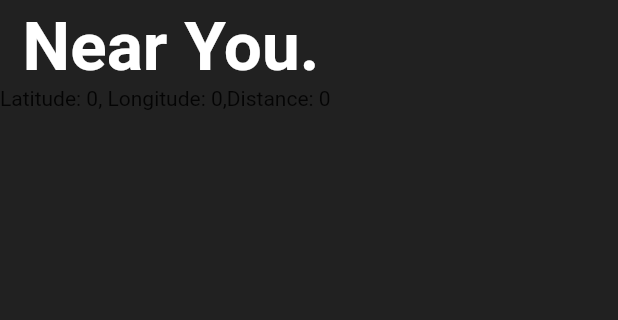
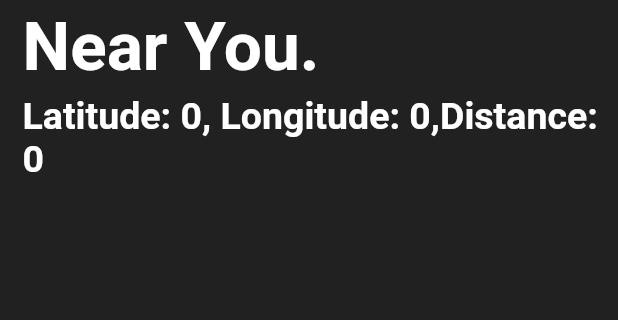
Before and after one commit to akshatmehta1906/Ambulance-Clearance, a Flutter app: the screen it shows once a user with an empty profile is signed in, on a phone screen of 412 x 824 dp, the part 329-649 px from its top. Run offline on Flutter 3.47's test engine with Material 2 defaults, Android fonts, the phone set to English and light mode, and no system bars; our stand-ins replace assets_audio_player, cloud_firestore, firebase_auth, flutter_map, flutter_spinkit, geolocator and 1 more; missing offline and left inert: great_circle_distance2; accounts and stored records are empty.

Commit message:
uyghg
hjgbknb

```diff
--- a/ambulance/lib/home/home.dart
+++ b/ambulance/lib/home/home.dart
@@ -219,19 +219,30 @@ class _HomeState extends State<Home> {
                         ],
                       ),
                     ),
-                    Column(
+                    Container(
+                      child: Stack(
                         children: <Widget>[
-                        Text(
+                          Container(
+                            padding: EdgeInsets.fromLTRB(15.0, 5.0, 0.0, 0.0),
+                            child: Text(
                               'Latitude: ${_position != null
                                   ? alat.toString()
                                   : '0'},'
                                   ' Longitude: ${_position != null ? along
                                   .toString() : '0'},'
                                   'Distance: ${_position != null ? finaldist
-                              .toString() : '0'}',
+                                  .toString() : '0'}'
+                              ,
+                              style:
+                              TextStyle(
+                                fontSize: 25.0,
+                                fontWeight: FontWeight.bold,
+                                color: Colors.white,
                               ),
-
+                            ),
+                          ),
                         ],
+                      ),
                     ),
                   ]
               )
```
Also changed, not shown: ambulance/lib/alarm.dart (+15 -4 lines). Lines whose indentation alone changed are shown as unchanged.
